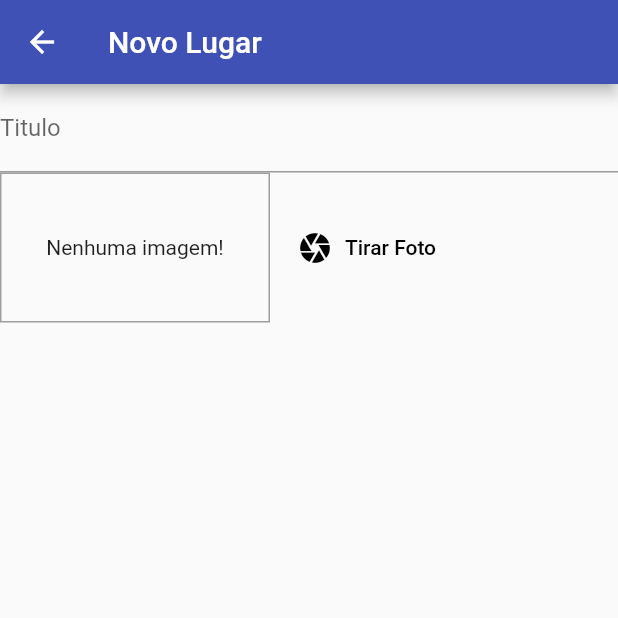
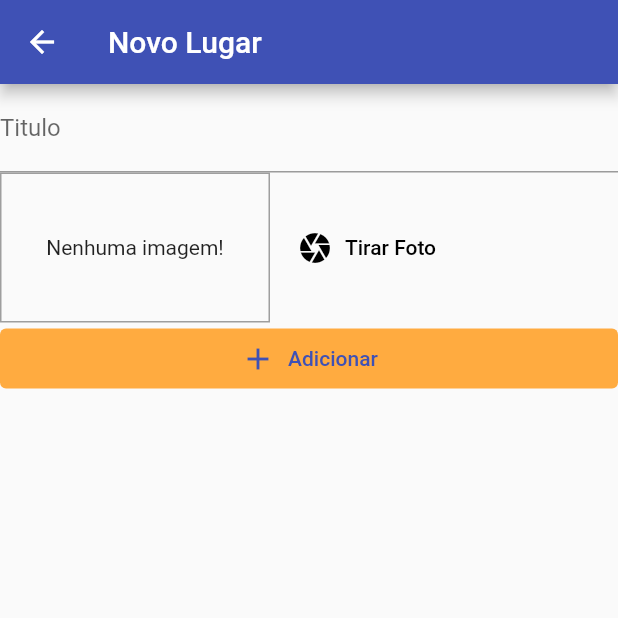
Before and after one commit to lucianopalhares/camap_bd_flutter, a Flutter app: the PlaceFormScreen screen opened by its route, on a phone screen of 412 x 824 dp, the top half of it. Run offline on Flutter 3.47's test engine with Material 2 defaults, Android fonts, the light colour scheme and no system bars.

Commit message:
botao adicionar no input do place form

```diff
--- a/lib/screens/place_form_screen.dart
+++ b/lib/screens/place_form_screen.dart
@@ -18,6 +18,9 @@ class _PlaceFormScreenState extends State<PlaceFormScreen> {
         title: Text('Novo Lugar'),
       ),
       body: Column(
+        crossAxisAlignment: CrossAxisAlignment.stretch,
+        children: [
+          Column(
             children: <Widget>[
               TextField(
                 decoration: InputDecoration(
@@ -27,6 +30,16 @@ class _PlaceFormScreenState extends State<PlaceFormScreen> {
               ImageInput()
             ]
           ),
+          TextButton.icon(
+            onPressed: () {},
+            icon: Icon(Icons.add),
+            label: Text('Adicionar'),
+            style: TextButton.styleFrom(
+              backgroundColor: Colors.orangeAccent
+            ),
+          )
+        ],
+      ),
     );
   }
 }
```
Lines whose indentation alone changed are shown as unchanged.
